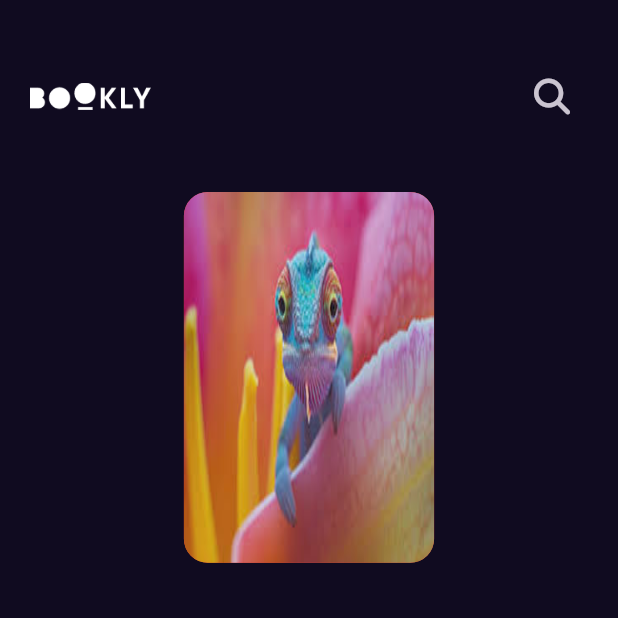
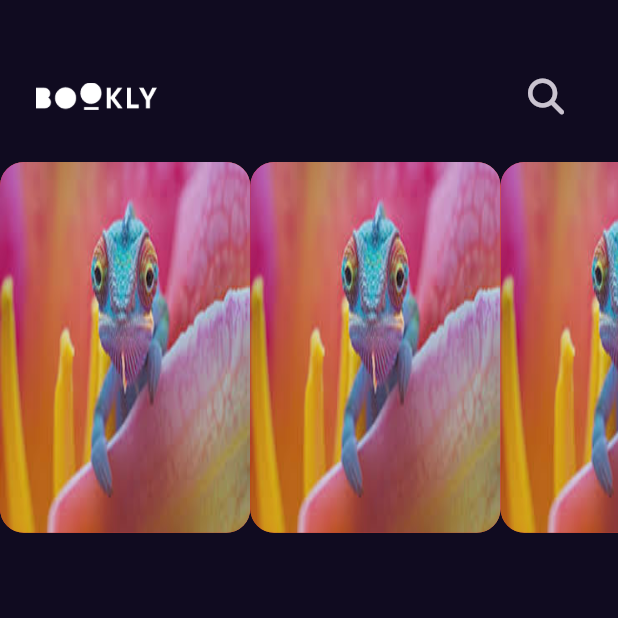
Before and after one commit to oudjoka/Booking_flutter_app, a Flutter app: the screen it shows after launch, on a phone screen of 412 x 824 dp, the top half of it. Run offline on Flutter 3.47's test engine with Material 3 defaults, Android fonts, the phone set to English and light mode, and no system bars; our stand-ins replace font_awesome_flutter, get.

Commit message:
add featured book list view to home

```diff
--- a/lib/features/home/presenataion/view/widgets/custom_app_bar.dart
+++ b/lib/features/home/presenataion/view/widgets/custom_app_bar.dart
@@ -8,7 +8,7 @@ class CustomAppBar extends StatelessWidget {
   @override
   Widget build(BuildContext context) {
     return Padding(
-      padding: const EdgeInsets.symmetric(horizontal: 20, vertical: 40),
+      padding: const EdgeInsets.only(left: 24, right: 24, top: 40, bottom: 20),
       child: Row(
         children: [
           Image.asset(AssetsData.logo, height: 18),
--- a/lib/features/home/presenataion/view/widgets/custom_list_view_item.dart
+++ b/lib/features/home/presenataion/view/widgets/custom_list_view_item.dart
@@ -1,13 +1,12 @@
 import 'package:booking/core/utils/assets.dart';
 import 'package:flutter/material.dart';
 
-class CustomListViewItem extends StatelessWidget {
-  const CustomListViewItem({super.key});
+class FeaturedListViewItem extends StatelessWidget {
+  const FeaturedListViewItem({super.key});
 
   @override
   Widget build(BuildContext context) {
     return SizedBox(
-      height: MediaQuery.of(context).size.height * .3,
       child: AspectRatio(
         aspectRatio: 2.7 / 4,
         child: Container(
--- /dev/null
+++ b/lib/features/home/presenataion/view/widgets/featured_books_list_view.dart
@@ -0,0 +1,19 @@
+import 'package:booking/features/home/presenataion/view/widgets/custom_list_view_item.dart';
+import 'package:flutter/material.dart';
+
+class FeaturedBooksListView extends StatelessWidget {
+  const FeaturedBooksListView({super.key});
+
+  @override
+  Widget build(BuildContext context) {
+    return SizedBox(
+      height: MediaQuery.of(context).size.height * .3,
+      child: ListView.builder(
+        scrollDirection: Axis.horizontal,
+        itemBuilder: (context, index) {
+          return FeaturedListViewItem();
+        },
+      ),
+    );
+  }
+}
--- a/lib/features/home/presenataion/view/widgets/home_view_body.dart
+++ b/lib/features/home/presenataion/view/widgets/home_view_body.dart
@@ -1,6 +1,7 @@
 import 'package:booking/core/utils/assets.dart';
 import 'package:booking/features/home/presenataion/view/widgets/custom_app_bar.dart';
 import 'package:booking/features/home/presenataion/view/widgets/custom_list_view_item.dart';
+import 'package:booking/features/home/presenataion/view/widgets/featured_books_list_view.dart';
 import 'package:flutter/material.dart';
 
 class HomeViewBody extends StatelessWidget {
@@ -8,6 +9,6 @@ class HomeViewBody extends StatelessWidget {
 
   @override
   Widget build(BuildContext context) {
-    return Column(children: [CustomAppBar(), CustomListViewItem()]);
+    return Column(children: [CustomAppBar(), FeaturedBooksListView()]);
   }
 }
```
